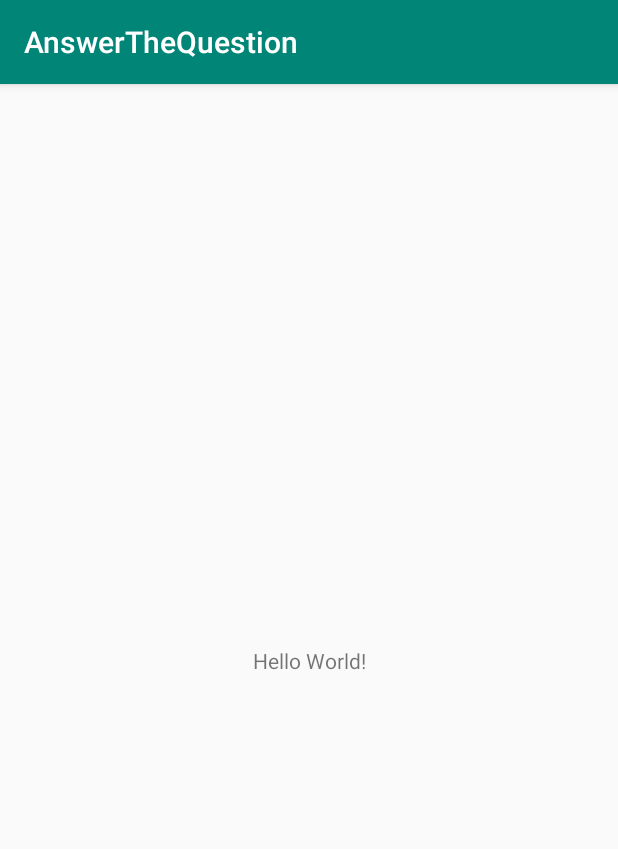
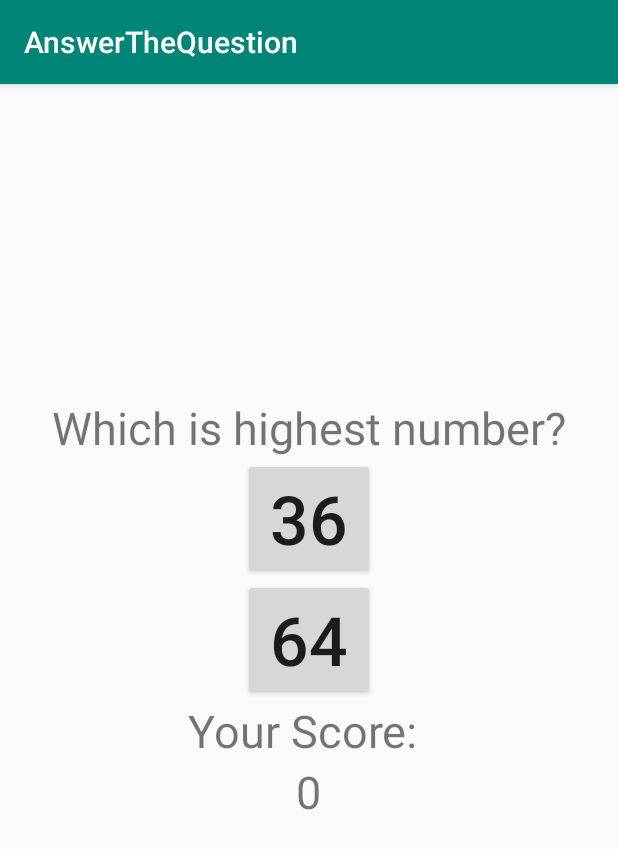
Before and after one commit to elwyncrestha/AnswerTheQuestion, an Android app: the screen it shows after launch (MainActivity), on a phone screen of 412 x 824 dp. Shown: the top 849 px of the screen. Run offline under Robolectric (Android 15) with nearby library versions, the phone set to English and light mode, and no system bars.

Commit message:
Functional Game

```diff
--- a/app/src/main/java/com/elvin/answerthequestion/MainActivity.java
+++ b/app/src/main/java/com/elvin/answerthequestion/MainActivity.java
@@ -3,12 +3,79 @@ package com.elvin.answerthequestion;
 import androidx.appcompat.app.AppCompatActivity;
 
 import android.os.Bundle;
+import android.view.View;
+import android.widget.Button;
+import android.widget.TextView;
+
+import java.util.Random;
 
 public class MainActivity extends AppCompatActivity {
+    private Random random = new Random();
+    private int firstNumber;
+    private int secondNumber;
+    private int score;
+    private Button btnFirstNumber;
+    private Button btnSecondNumber;
+    private TextView tvScore;
+    private TextView tvWinOrLose;
 
     @Override
     protected void onCreate(Bundle savedInstanceState) {
         super.onCreate(savedInstanceState);
         setContentView(R.layout.activity_main);
+
+        bindControls();
+        configureListeners();
+        generateRandom();
+    }
+
+    private void bindControls() {
+        this.btnFirstNumber = findViewById(R.id.btnFirstNumber);
+        this.btnSecondNumber = findViewById(R.id.btnSecondNumber);
+        this.tvScore = findViewById(R.id.tvScore);
+        this.tvWinOrLose = findViewById(R.id.tvWinOrLose);
+        this.tvWinOrLose.setVisibility(View.INVISIBLE);
+    }
+
+    private void configureListeners() {
+        this.btnFirstNumber.setOnClickListener(new View.OnClickListener() {
+            @Override
+            public void onClick(View v) {
+                calculateScore(true);
+            }
+        });
+        this.btnSecondNumber.setOnClickListener(new View.OnClickListener() {
+            @Override
+            public void onClick(View v) {
+                calculateScore(false);
+            }
+        });
+    }
+
+    private void generateRandom() {
+        this.firstNumber = random.nextInt(100);
+        this.secondNumber = random.nextInt(100);
+
+        this.btnFirstNumber.setText(String.valueOf(this.firstNumber));
+        this.btnSecondNumber.setText(String.valueOf(this.secondNumber));
+    }
+
+    private void calculateScore(boolean isFirstButton) {
+        if (isFirstButton) {
+            this.score += this.firstNumber > this.secondNumber ? 1 : -1;
+        } else {
+            this.score += this.firstNumber < this.secondNumber ? 1 : -1;
+        }
+        this.tvScore.setText(String.valueOf(this.score));
+        if (this.score >= 10) {
+            this.tvWinOrLose.setText("YOU WIN!!!");
+            this.tvWinOrLose.setVisibility(View.VISIBLE);
+        } else if (this.score <= -10) {
+            this.tvWinOrLose.setText("YOU LOSE!!!");
+            this.tvWinOrLose.setVisibility(View.VISIBLE);
+        } else {
+            this.tvWinOrLose.setVisibility(View.INVISIBLE);
+        }
+        generateRandom();
     }
 }
--- a/app/src/main/res/layout/activity_main.xml
+++ b/app/src/main/res/layout/activity_main.xml
@@ -1,18 +1,50 @@
 <?xml version="1.0" encoding="utf-8"?>
-<androidx.constraintlayout.widget.ConstraintLayout xmlns:android="http://schemas.android.com/apk/res/android"
-    xmlns:app="http://schemas.android.com/apk/res-auto"
+<LinearLayout xmlns:android="http://schemas.android.com/apk/res/android"
     xmlns:tools="http://schemas.android.com/tools"
     android:layout_width="match_parent"
     android:layout_height="match_parent"
+    android:gravity="center"
+    android:orientation="vertical"
     tools:context=".MainActivity">
 
     <TextView
         android:layout_width="wrap_content"
         android:layout_height="wrap_content"
-        android:text="Hello World!"
-        app:layout_constraintBottom_toBottomOf="parent"
-        app:layout_constraintLeft_toLeftOf="parent"
-        app:layout_constraintRight_toRightOf="parent"
-        app:layout_constraintTop_toTopOf="parent" />
+        android:text="Which is highest number?"
+        android:textSize="30dp" />
 
-</androidx.constraintlayout.widget.ConstraintLayout>
+    <Button
+        android:id="@+id/btnFirstNumber"
+        android:layout_width="wrap_content"
+        android:layout_height="wrap_content"
+        android:text="First Number"
+        android:textSize="45dp" />
+
+    <Button
+        android:id="@+id/btnSecondNumber"
+        android:layout_width="wrap_content"
+        android:layout_height="wrap_content"
+        android:text="Second Number"
+        android:textSize="45dp" />
+
+    <TextView
+        android:layout_width="wrap_content"
+        android:layout_height="wrap_content"
+        android:text="Your Score: "
+        android:textSize="30dp" />
+
+    <TextView
+        android:id="@+id/tvScore"
+        android:layout_width="wrap_content"
+        android:layout_height="wrap_content"
+        android:text="0"
+        android:textSize="30dp" />
+
+    <TextView
+        android:id="@+id/tvWinOrLose"
+        android:layout_width="wrap_content"
+        android:layout_height="wrap_content"
+        android:text="WIN OR LOSE"
+        android:textSize="50dp" />
+
+</LinearLayout>
```
